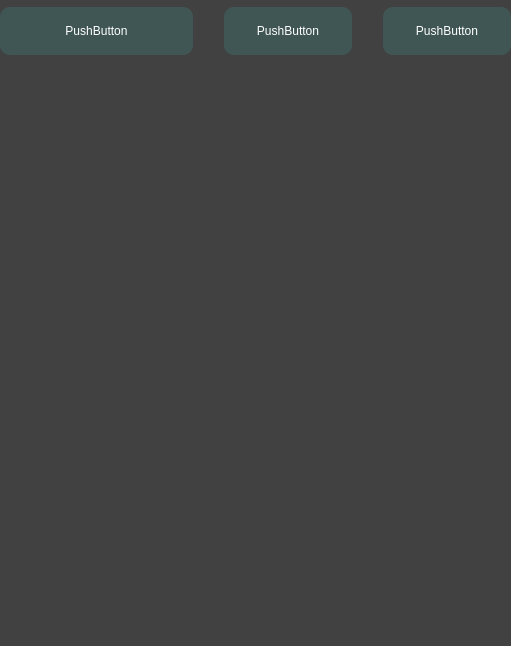
The window that form.ui (insidemirage/TuturuMess) describes before a commit, drawn with Qt 5.
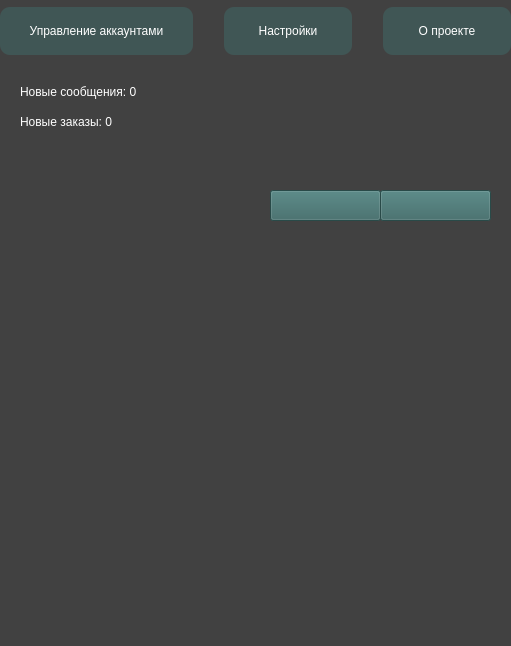
The same window after the commit. Icons and pictures are not drawn.

The edit to the form file:
```diff
--- a/form.ui
+++ b/form.ui
@@ -60,7 +60,7 @@
 color:white;</string>
        </property>
        <property name="text">
-        <string>PushButton</string>
+        <string>Управление аккаунтами</string>
        </property>
       </widget>
      </item>
@@ -95,7 +95,7 @@
 color:white;</string>
        </property>
        <property name="text">
-        <string>PushButton</string>
+        <string>Настройки</string>
        </property>
       </widget>
      </item>
@@ -130,7 +130,7 @@
 color:white;</string>
        </property>
        <property name="text">
-        <string>PushButton</string>
+        <string>О проекте</string>
        </property>
       </widget>
      </item>
@@ -166,6 +166,17 @@
          <height>171</height>
         </size>
        </property>
+       <property name="styleSheet">
+        <string notr="true">background-color:#405655;
+border-radius:10px;
+width:95%;
+margin-left:10px;
+margin-right:10px;
+QLabel {
+font: italic 16pt &quot;Times New Roman&quot;;
+color:white;
+}</string>
+       </property>
        <property name="frameShape">
         <enum>QFrame::NoFrame</enum>
        </property>
@@ -175,8 +186,93 @@
        <property name="lineWidth">
         <number>0</number>
        </property>
+       <widget class="QLabel" name="label">
+        <property name="geometry">
+         <rect>
+          <x>20</x>
+          <y>20</y>
+          <width>351</width>
+          <height>23</height>
+         </rect>
+        </property>
+        <property name="styleSheet">
+         <string notr="true">font: italic 12pt &quot;Times New Roman&quot;;
+color:white;</string>
+        </property>
+        <property name="text">
+         <string>Новые сообщения: 0</string>
+        </property>
+       </widget>
+       <widget class="QLabel" name="label_2">
+        <property name="geometry">
+         <rect>
+          <x>20</x>
+          <y>50</y>
+          <width>341</width>
+          <height>23</height>
+         </rect>
+        </property>
+        <property name="styleSheet">
+         <string notr="true">font: italic 12pt &quot;Times New Roman&quot;;
+color:white;
+</string>
+        </property>
+        <property name="text">
+         <string>Новые заказы: 0</string>
+        </property>
+       </widget>
+       <widget class="QPushButton" name="pushButton_4">
+        <property name="geometry">
+         <rect>
+          <x>270</x>
+          <y>130</y>
+          <width>111</width>
+          <height>31</height>
+         </rect>
+        </property>
+        <property name="styleSheet">
+         <string notr="true">background-color: rgb(57, 103, 101);
+qproperty-icon: url(:/src/mess.png);</string>
+        </property>
+        <property name="text">
+         <string/>
+        </property>
+       </widget>
+       <widget class="QPushButton" name="pushButton_5">
+        <property name="geometry">
+         <rect>
+          <x>380</x>
+          <y>130</y>
+          <width>111</width>
+          <height>31</height>
+         </rect>
+        </property>
+        <property name="styleSheet">
+         <string notr="true">background-color: rgb(57, 103, 101);</string>
+        </property>
+        <property name="text">
+         <string/>
+        </property>
+       </widget>
+       <zorder>label</zorder>
+       <zorder>label_2</zorder>
+       <zorder>pushButton_5</zorder>
+       <zorder>pushButton_4</zorder>
       </widget>
      </item>
+     <item>
+      <spacer name="verticalSpacer">
+       <property name="orientation">
+        <enum>Qt::Vertical</enum>
+       </property>
+       <property name="sizeHint" stdset="0">
+        <size>
+         <width>20</width>
+         <height>40</height>
+        </size>
+       </property>
+      </spacer>
+     </item>
     </layout>
    </widget>
   </widget>
```
Left out of the diff: 9 changed lines with no effect on the pictures.
